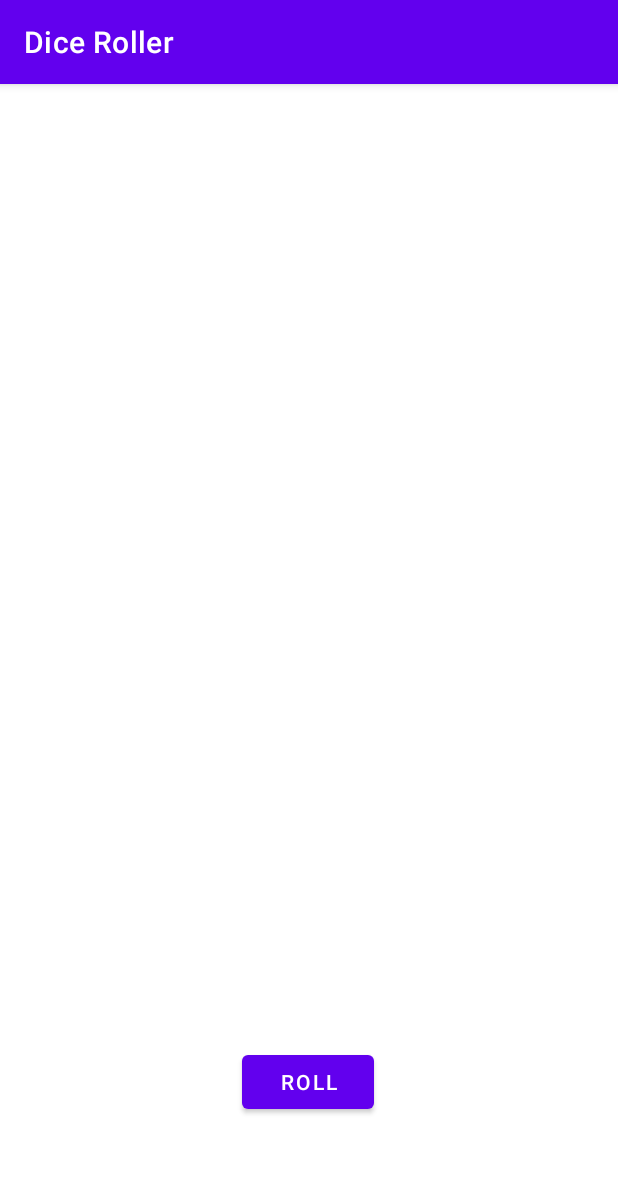
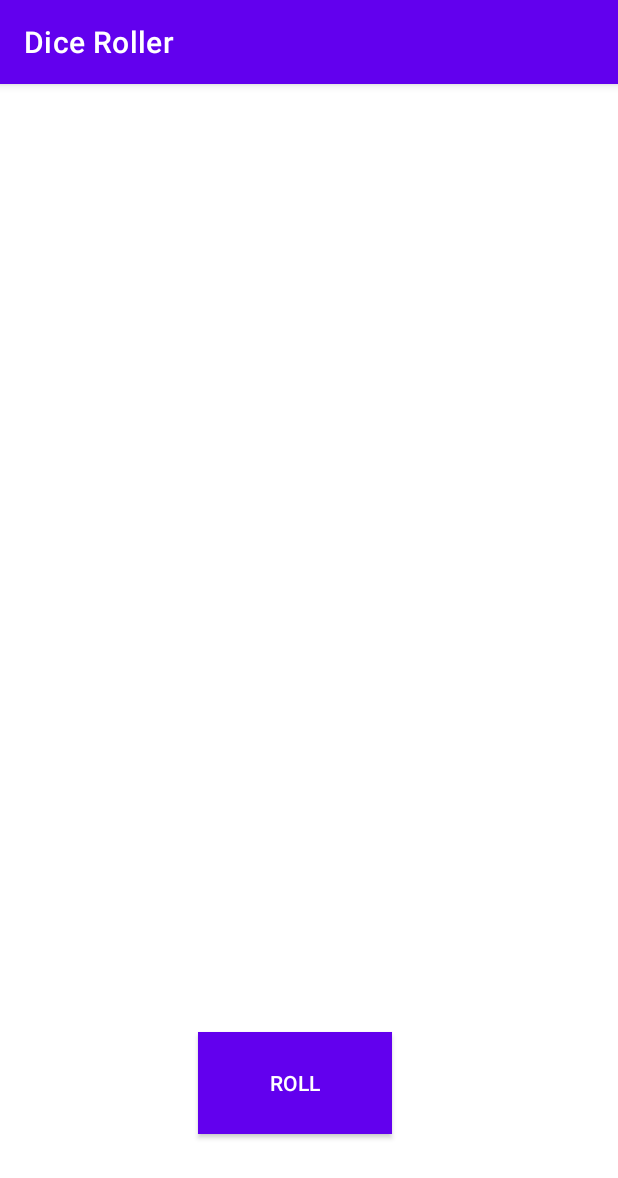
Before and after one commit to Andres-Martinez-Gutierrez/Dados, an Android app: the screen it shows after launch (MainActivity), on a phone screen of 412 x 824 dp. Shown: the top 1178 px of the screen. Run offline under Robolectric (Android 15) with nearby library versions, the phone set to English and light mode, and no system bars.

```diff
--- a/app/src/main/res/layout/activity_main.xml
+++ b/app/src/main/res/layout/activity_main.xml
@@ -9,27 +9,30 @@
 
     <Button
         android:id="@+id/BRoll"
-        android:layout_width="wrap_content"
-        android:layout_height="wrap_content"
+        style="@android:style/Widget.Material.Light.Button.Toggle"
+        android:layout_width="129dp"
+        android:layout_height="68dp"
+        android:background="#090707"
         android:text="@string/roll"
         app:layout_constraintBottom_toBottomOf="parent"
         app:layout_constraintEnd_toEndOf="parent"
-        app:layout_constraintHorizontal_bias="0.498"
+        app:layout_constraintHorizontal_bias="0.468"
         app:layout_constraintStart_toStartOf="parent"
         app:layout_constraintTop_toTopOf="parent"
-        app:layout_constraintVertical_bias="0.891" />
+        app:layout_constraintVertical_bias="0.903" />
 
     <ImageView
         android:id="@+id/caraDadoUno"
         android:layout_width="160dp"
         android:layout_height="200dp"
         android:layout_marginTop="16dp"
+        android:contentDescription="@string/ImagenDos"
         app:layout_constraintBottom_toBottomOf="parent"
         app:layout_constraintEnd_toEndOf="parent"
-        app:layout_constraintHorizontal_bias="0.247"
+        app:layout_constraintHorizontal_bias="0.223"
         app:layout_constraintStart_toStartOf="parent"
         app:layout_constraintTop_toTopOf="parent"
-        app:layout_constraintVertical_bias="0.139"
+        app:layout_constraintVertical_bias="0.141"
         tools:srcCompat="@drawable/dice_1" />
 
     <ImageView
@@ -43,6 +46,7 @@
         app:layout_constraintStart_toStartOf="parent"
         app:layout_constraintTop_toTopOf="parent"
         app:layout_constraintVertical_bias="0.6"
-        tools:srcCompat="@drawable/dice_1" />
+        tools:srcCompat="@drawable/dice_1"
+        android:contentDescription="@string/ImagenUno" />
 
 </androidx.constraintlayout.widget.ConstraintLayout>
--- a/app/src/main/res/values/strings.xml
+++ b/app/src/main/res/values/strings.xml
@@ -1,4 +1,6 @@
 <resources>
     <string name="app_name">Dice Roller</string>
     <string name="roll">Roll</string>
+    <string name="ImagenDos">TODO</string>
+    <string name="ImagenUno">TODO</string>
 </resources>
```
Also changed, not shown: 1 other file.
